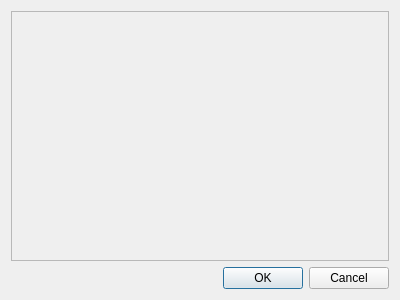
janvc/molconv, file source/export_dialog.ui: the form before one commit.
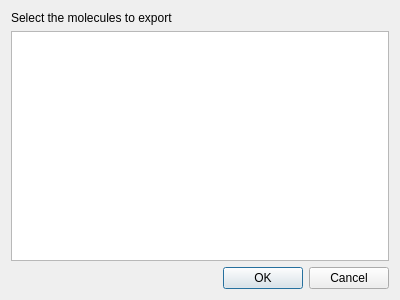
The form after the commit.

Commit message:
continued development of the export dialog and some resulting changes
renamed molconv::System::size() to nMolecules for clarity
MolconvWindowPrivate::m_system is now a smart pointer
added a constructor to MolconvWindowPrivate
using a QListWidget instead of a QScrollArea in ExportDialog

```diff
--- a/source/export_dialog.ui
+++ b/source/export_dialog.ui
@@ -15,22 +15,15 @@
   </property>
   <layout class="QVBoxLayout" name="verticalLayout">
    <item>
-    <widget class="QScrollArea" name="scrollArea">
-     <property name="widgetResizable">
-      <bool>true</bool>
+    <widget class="QLabel" name="label">
+     <property name="text">
+      <string>Select the molecules to export</string>
      </property>
-     <widget class="QWidget" name="scrollAreaWidgetContents">
-      <property name="geometry">
-       <rect>
-        <x>0</x>
-        <y>0</y>
-        <width>380</width>
-        <height>243</height>
-       </rect>
-      </property>
-     </widget>
     </widget>
    </item>
+   <item>
+    <widget class="QListWidget" name="molExportList"/>
+   </item>
    <item>
     <widget class="QDialogButtonBox" name="buttonBox">
      <property name="orientation">
```
The commit also changes 6 other files.
